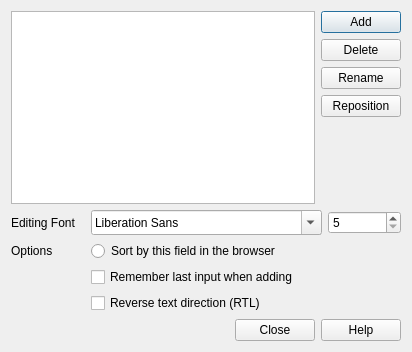
Before: the Qt Designer form designer/fields.ui in YaooXu/Anki-for-Diego, drawn with Qt 5.
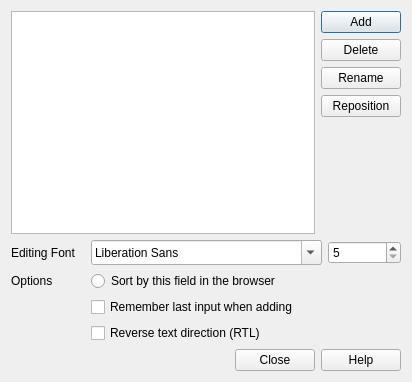
After: the same form once the commit is applied. Icons and pictures are not drawn.

Diff of the .ui file:
```diff
--- a/designer/fields.ui
+++ b/designer/fields.ui
@@ -7,12 +7,15 @@
     <x>0</x>
     <y>0</y>
     <width>412</width>
-    <height>352</height>
+    <height>382</height>
    </rect>
   </property>
   <property name="windowTitle">
    <string>Fields</string>
   </property>
+  <property name="styleSheet">
+   <string notr="true">background:url(:/icons/Mainwindow_bg.jpg)</string>
+  </property>
   <property name="modal">
    <bool>true</bool>
   </property>
@@ -33,6 +36,9 @@
          <height>60</height>
         </size>
        </property>
+       <property name="styleSheet">
+        <string notr="true">border:url(:/icons/Mainwindow_bg.jpg)</string>
+       </property>
       </widget>
      </item>
      <item>
```
